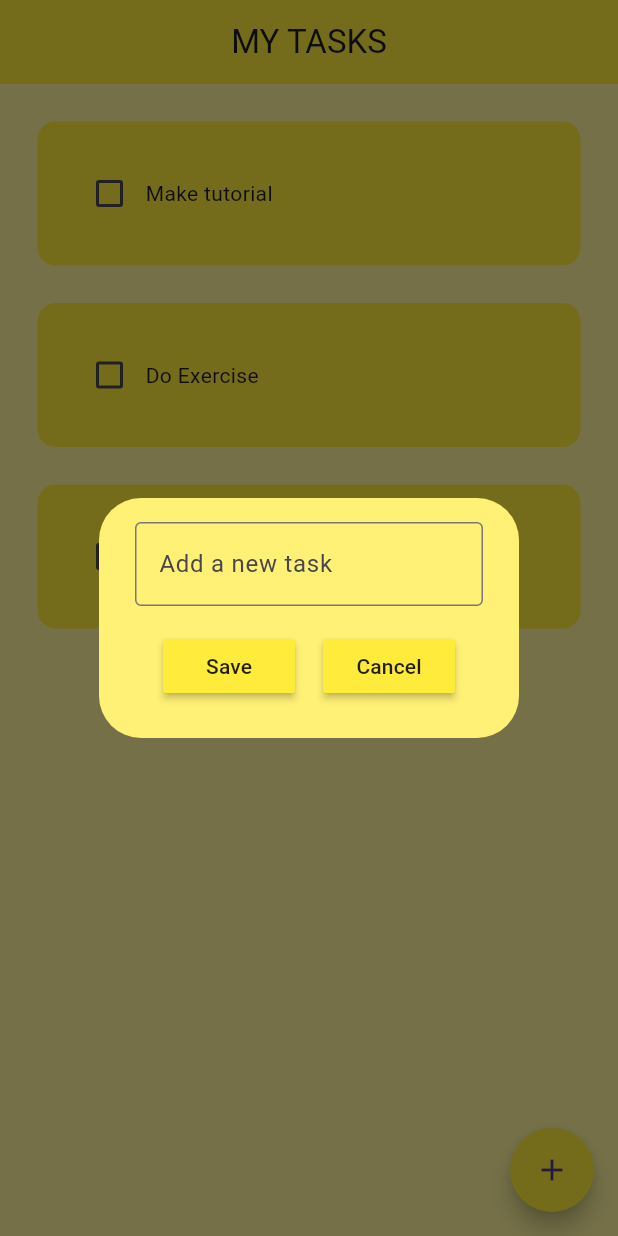
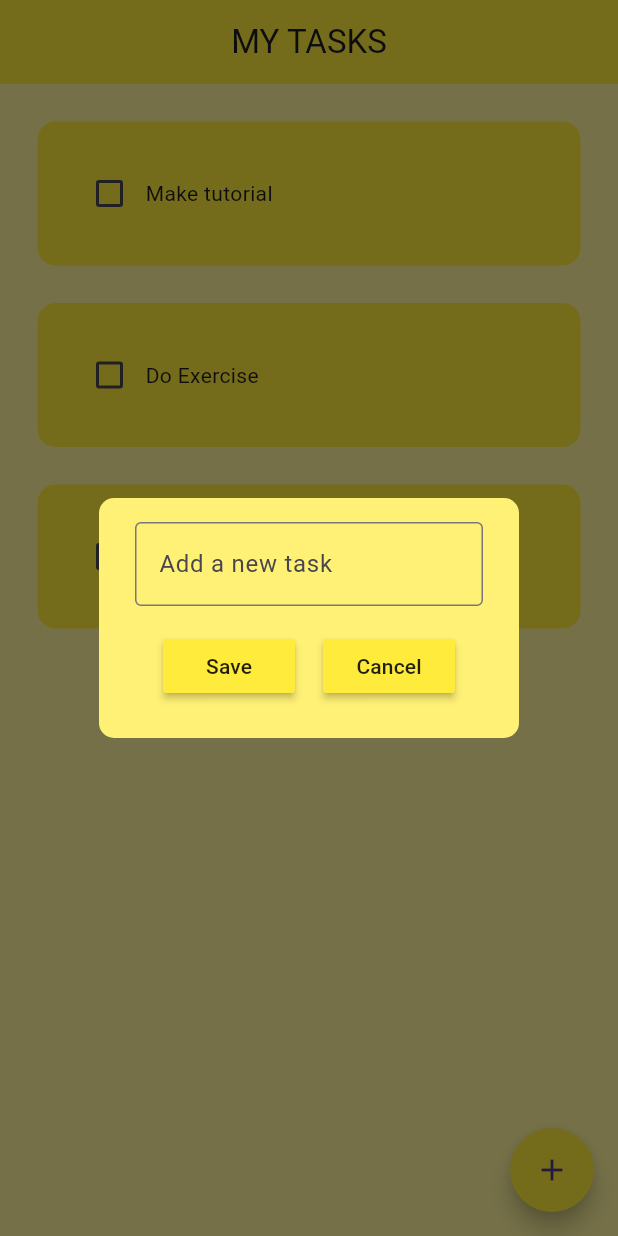
Before and after one commit to sank4lp55/my-tasks, a Flutter app: the screen it shows after launch, after a tap on the "add" icon, on a phone screen of 412 x 824 dp. Run offline on Flutter 3.47's test engine with Material 3 defaults, Android fonts, the phone set to English and light mode, and no system bars.

Commit message:
add task

```diff
--- a/lib/homepage.dart
+++ b/lib/homepage.dart
@@ -56,18 +56,19 @@ class _HomepageState extends State<Homepage> {
           appBar: AppBar(
             backgroundColor: Colors.yellow,
             elevation: 0,
-            title: Text("MY TASKS"),
+            title: const Text("MY TASKS"),
             centerTitle: true,
           ),
           floatingActionButton: FloatingActionButton(
             onPressed: () {
               createNewTask();
             },
-            child: Icon(Icons.add),
+            child: const Icon(Icons.add),
             backgroundColor: Colors.yellow,
-            shape: CircleBorder(),
+            shape: const CircleBorder(),
           ),
           body: ListView.builder(
+            physics: const BouncingScrollPhysics(),
             itemCount: toDoList.length,
             itemBuilder: (context, index) {
               return ToDoTile(
--- a/lib/utils/dialog_box.dart
+++ b/lib/utils/dialog_box.dart
@@ -15,6 +15,7 @@ class DialogBox extends StatelessWidget {
   @override
   Widget build(BuildContext context) {
     return AlertDialog(
+      shape: RoundedRectangleBorder(borderRadius: BorderRadius.circular(10)),
       backgroundColor: Colors.yellow[300],
       content: Container(
         height: 120,
--- a/pubspec.yaml
+++ b/pubspec.yaml
@@ -35,6 +35,7 @@ dependencies:
   # The following adds the Cupertino Icons font to your application.
   # Use with the CupertinoIcons class for iOS style icons.
   cupertino_icons: ^1.0.2
+  flutter_slidable: ^3.0.1
 
 dev_dependencies:
   flutter_test:
```
Also changed, not shown: pubspec.lock.
